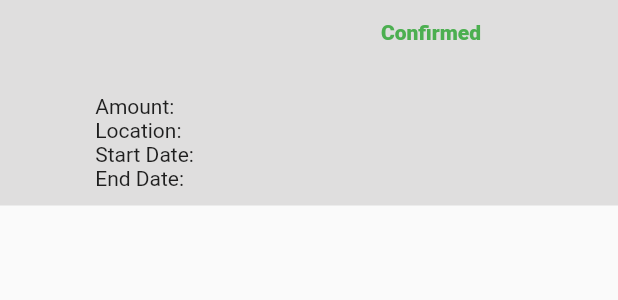
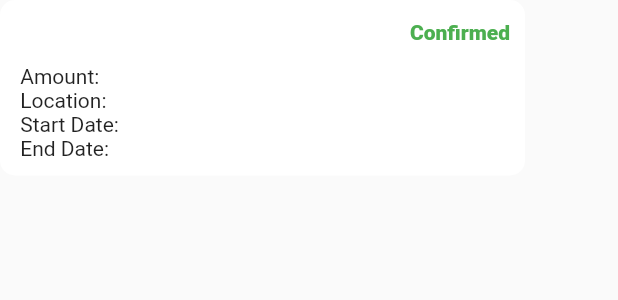
Before and after one commit to yolaashraf/Mobile-Development-Project, a Flutter app: the HistoryRow widget shown alone on an empty page, opened directly with empty values, on a phone screen of 412 x 824 dp. Shown: the top 300 px of the screen. Run offline on Flutter 3.47's test engine with Material 2 defaults, Android fonts, the phone set to English and light mode, and no system bars; our stand-ins replace cloud_firestore, firebase_core, flutter_riverpod, go_router, google_maps_flutter, group_button and 1 more; missing offline and left inert: d_info, flutter_google_places, google_api_headers, google_maps_webservice; accounts and stored records are empty.

Commit message:
edit history UI

```diff
--- a/flutter_application_1/lib/widgets/history_row_widget.dart
+++ b/flutter_application_1/lib/widgets/history_row_widget.dart
@@ -23,12 +23,17 @@ class HistoryRow extends StatelessWidget {
     return Column(
       children: [
         Container(
+            decoration: BoxDecoration(
+              borderRadius: BorderRadius.all(Radius.circular(10)),
+              color: Colors.white,
+            ),
+            width: 350,
             padding: EdgeInsets.all(10),
-            color: Color.fromARGB(255, 223, 222, 222),
+            // color: Color.fromARGB(255, 223, 222, 222),
             child: Column(
               children: [
                 Row(
-                  mainAxisAlignment: MainAxisAlignment.spaceAround,
+                  mainAxisAlignment: MainAxisAlignment.spaceBetween,
                   children: [
                     Text(
                       "$TripName",
@@ -45,29 +50,26 @@ class HistoryRow extends StatelessWidget {
                   ],
                 ),
                 Column(
-                  children: [SizedBox(height: 30)],
+                  children: [SizedBox(height: 10)],
                 ),
                 Column(
                   children: [
                     Row(
-                      children: [
-                        SizedBox(width: 50),
-                        Text(" Amount: " + price)
-                      ],
+                      children: [SizedBox(width: 0), Text(" Amount: " + price)],
                     ),
                     Row(children: [
-                      SizedBox(width: 50),
+                      // SizedBox(width: 0),
                       Text(" Location: " + location)
                     ]),
                     Row(
                       children: [
-                        SizedBox(width: 50),
+                        // SizedBox(width: 0),
                         Text(" Start Date: " + sDate)
                       ],
                     ),
                     Row(
                       children: [
-                        SizedBox(width: 50),
+                        // SizedBox(width: 0),
                         Text(" End Date: " + eDate)
                       ],
                     )
@@ -75,9 +77,9 @@ class HistoryRow extends StatelessWidget {
                 )
               ],
             )),
-        SizedBox(
-          height: 30,
-        )
+        // SizedBox(
+        //   height: 30,
+        // )
       ],
     );
   }
```
Also changed, not shown: flutter_application_1/lib/screens/client/history_screen.dart (+17 -7 lines), flutter_application_1/lib/widgets/home_widget.dart (+17 -10 lines).
